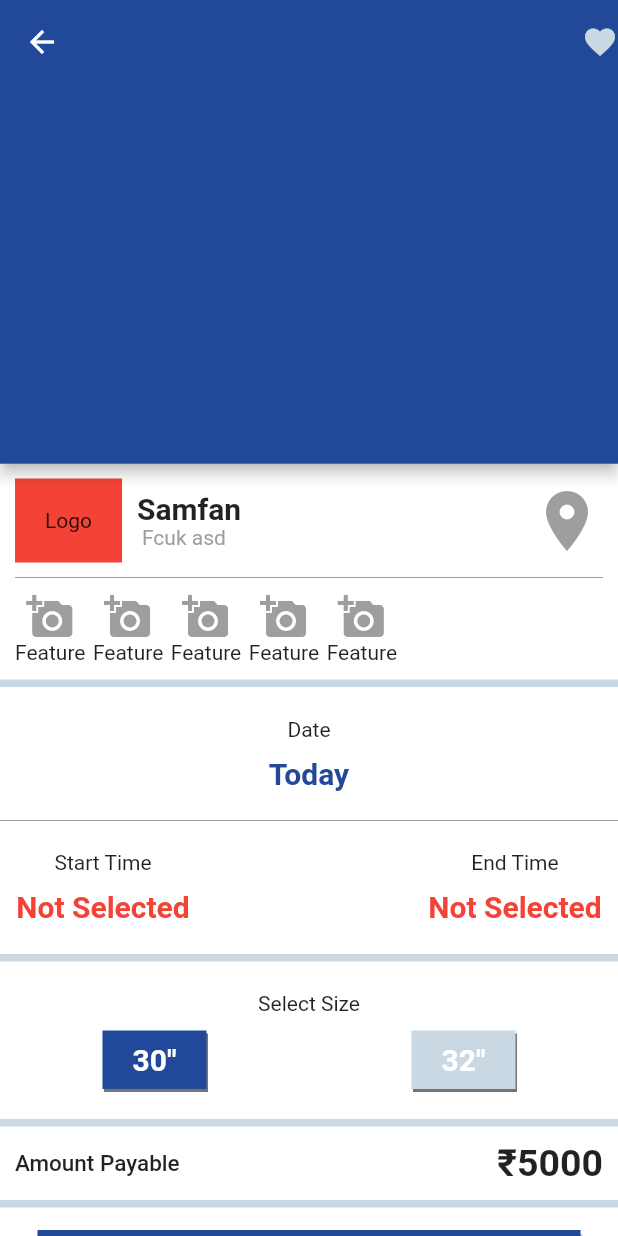
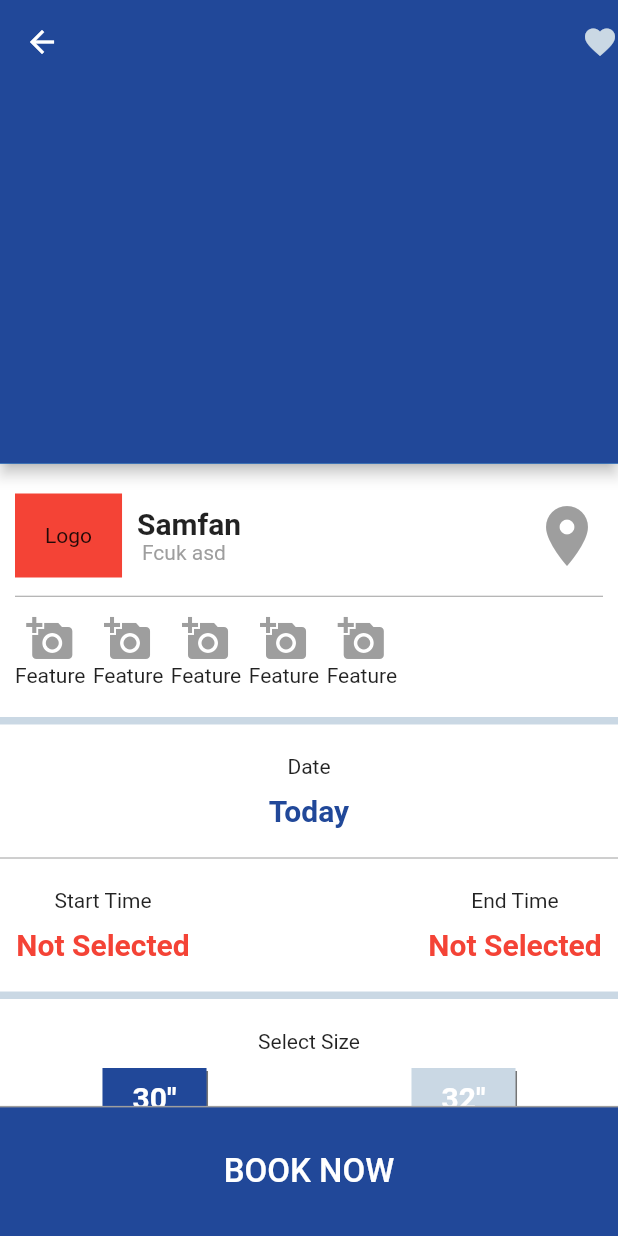
Before and after one commit to plokmij/ui-item-detail-page, a Flutter app: the screen it shows after launch, on a phone screen of 412 x 824 dp. Run offline on Flutter 3.47's test engine with Material 2 defaults, Android fonts, the phone set to English and light mode, and no system bars.

Commit message:
button styling

```diff
--- a/lib/src/screens/detail_page.dart
+++ b/lib/src/screens/detail_page.dart
@@ -7,9 +7,10 @@ import '../widgets/price_card.dart';
 import '../widgets/book_button.dart';
 
 class ItemDetail extends StatelessWidget {
-  final widgets = [TitleCard(name: "Samfan",address: "Fcuk asd  ",), DateTimeCard(),SizeSelector(), PriceCard(), BookButton()];
+  final widgets = [TitleCard(name: "Samfan",address: "Fcuk asd  ",), DateTimeCard(),SizeSelector(), PriceCard(),];
   Widget build(BuildContext context) {
     return Scaffold(
+      bottomNavigationBar: BookButton(),
       backgroundColor: Color(0xffcad8e4),
       body: NestedScrollView(
         headerSliverBuilder: (BuildContext context, bool innerBoxIsScrolled) {
--- a/lib/src/widgets/book_button.dart
+++ b/lib/src/widgets/book_button.dart
@@ -2,30 +2,36 @@ import 'package:flutter/material.dart';
 
 class BookButton extends StatelessWidget {
   Widget build(BuildContext context) {
-    final height = MediaQuery.of(context).size.height / 8;
+    final height = MediaQuery.of(context).size.height / 9.5;
     return Container(
       padding: EdgeInsets.symmetric(horizontal: 25.0, vertical: 15.0),
+      decoration: BoxDecoration(
+        shape: BoxShape.rectangle,
+        //borderRadius: BorderRadius.all(Radius.circular(8.0)),
+        border: BorderDirectional(top: BorderSide(width:1.0,color: Colors.grey),),
+        color: Color(0xff214899),
+      ),
       height: height,
-      color: Colors.white,
+      //color: Colors.white,
       child: Container(
         decoration: BoxDecoration(
           shape: BoxShape.rectangle,
           color: Color(0xff214899),
           //borderRadius: BorderRadius.all(Radius.circular(30.0)),
-          boxShadow: [
+          /*boxShadow: [
             BoxShadow(
               color: Colors.black54,
               blurRadius: 0.2,
               offset: Offset(1.0, 3.0),
             )
-          ],
+          ],*/
         ),
         child: Center(
           child: Text(
             "BOOK NOW",
             style: TextStyle(
-              fontSize: 23.0,
-              fontWeight: FontWeight.bold,
+              fontSize: 22.0,
+              fontWeight: FontWeight.w500,
               color: Colors.white,
             ),
           ),
--- a/lib/src/widgets/titlecard.dart
+++ b/lib/src/widgets/titlecard.dart
@@ -21,13 +21,13 @@ class TitleCard extends StatelessWidget {
   Widget build(BuildContext context) {
     return Container(
       color: Colors.white,
-      padding: EdgeInsets.symmetric(horizontal: 10.0, vertical: 10.0),
+      padding: EdgeInsets.symmetric(horizontal: 10.0, vertical: 20.0),
       child: Column(
         children: <Widget>[
           buildNameRow(),
           Divider(
             color: Colors.grey,
-            height: 20.0,
+            height: 25.0,
           ),
           buildFeaturesRow(),
         ],
```
